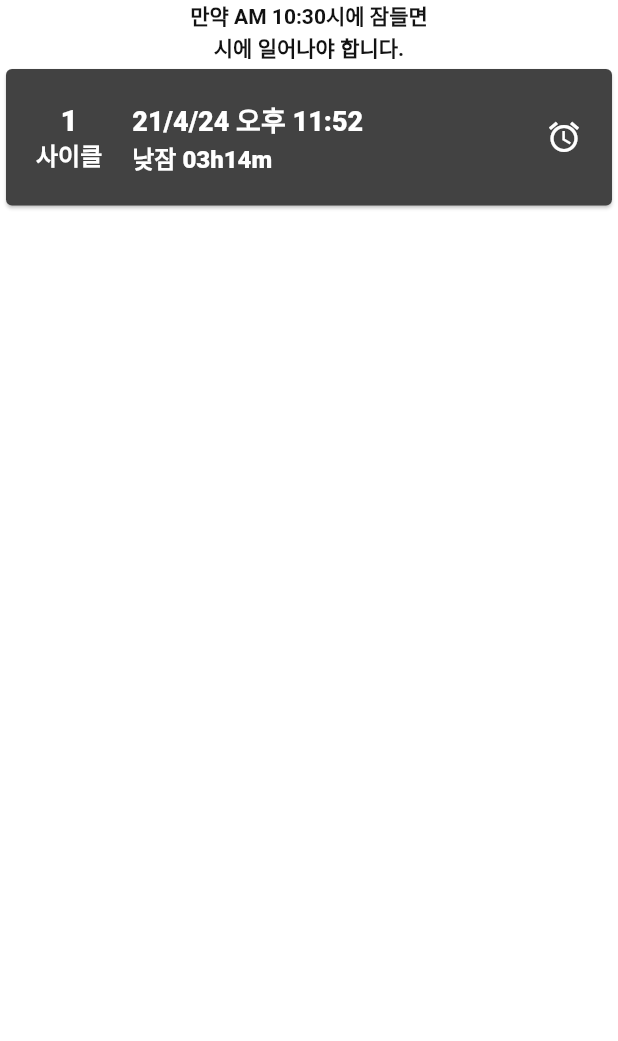
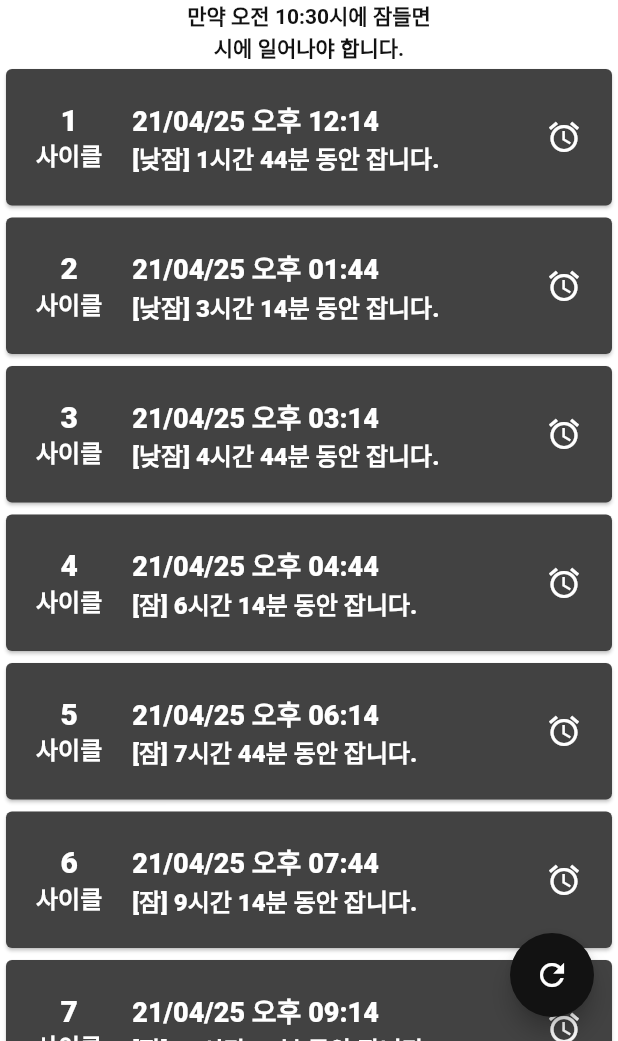
Before and after one commit to AuMaHub/sleep_manager, a Flutter app: the screen it shows after launch, on a phone screen of 412 x 824 dp, the part 195-1236 px from its top. Run offline on Flutter 3.47's test engine with Material 2 defaults, Android fonts, the light colour scheme and no system bars; our stand-ins replace get.

Commit message:
일단 출시

```diff
--- a/lib/main.dart
+++ b/lib/main.dart
@@ -3,6 +3,7 @@ import 'package:get/get.dart';
 import 'package:intl/intl.dart';
 import 'package:sleep_manager/test.dart';
 import 'package:sleep_manager/utils/uidata.dart';
+import 'package:sleep_manager/widget/cycle_item.dart';
 
 bool darkmode = true;
 void main() {
@@ -80,15 +81,22 @@ class _MyHomePageState extends State<MyHomePage>
         ),
       ),
       body: TabBarView(
-        children: [screen1(), screen1(), screen1()],
+        children: [screen1(), notImplemented(), notImplemented()],
         controller: _tabController,
+      ),
+      floatingActionButton: FloatingActionButton(
+        onPressed: () {
+          if (mounted) setState(() {});
+        },
+        child: Icon(Icons.refresh),
       ),
     );
   }
 
   Widget screen1() {
     DateTime _tempTime = DateTime.now();
-    String _formattedDate = DateFormat('a kk:mm').format(_tempTime);
+    String _formattedDate =
+        CycleItem.timeEnToKo(DateFormat('a hh:mm').format(_tempTime));
 
     return Container(
       decoration: BoxDecoration(color: Theme.of(context).backgroundColor),
@@ -108,58 +116,18 @@ class _MyHomePageState extends State<MyHomePage>
             ),
           ),
           Expanded(
-            child: ListView(
-              children: [
-                Card(
-                  child: Container(
-                    padding: EdgeInsets.only(
-                        right: 20, left: 20, top: 20, bottom: 20),
-                    child: Row(
-                      children: [
-                        Column(
-                          children: [
-                            Text(
-                              '1',
-                              style: TextStyle(
-                                  fontSize: 20, fontWeight: FontWeight.w800),
-                            ),
-                            Text(
-                              '사이클',
-                              style: TextStyle(
-                                  fontSize: 16, fontWeight: FontWeight.w800),
-                            )
-                          ],
-                        ),
-                        // VerticalDivider(
-                        //   width: 2,
-                        //   thickness: 2,
-                        //   color: Colors.white,
-                        // ),
-                        SizedBox(width: 20),
-                        Expanded(
-                          child: Column(
-                            mainAxisAlignment: MainAxisAlignment.start,
-                            crossAxisAlignment: CrossAxisAlignment.start,
-                            children: [
-                              Text(
-                                '21/4/24 오후 11:52',
-                                style: TextStyle(
-                                    fontSize: 18, fontWeight: FontWeight.w800),
-                              ),
-                              Text(
-                                '낮잠 03h14m',
-                                style: TextStyle(
-                                    fontSize: 16, fontWeight: FontWeight.w800),
-                              )
-                            ],
-                          ),
-                        ),
-                        Icon(Icons.alarm),
-                      ],
-                    ),
-                  ),
-                )
-              ],
+            child: ListView.builder(
+              itemCount: 10,
+              itemBuilder: (context, index) {
+                DateTime wakeUpTime = _tempTime.add(
+                    Duration(hours: 1, minutes: 44) +
+                        Duration(hours: 1, minutes: 30) * index);
+                return CycleItem(
+                  cycle: index + 1,
+                  nowTime: _tempTime,
+                  wakeUpTime: wakeUpTime,
+                );
+              },
             ),
           ),
         ],
@@ -172,4 +140,17 @@ class _MyHomePageState extends State<MyHomePage>
           Color color,
           FontWeight fontWeight = FontWeight.w600}) =>
       Text(text, style: TextStyle(color: color, fontWeight: fontWeight));
+
+  Widget notImplemented() => Container(
+        color: Theme.of(context).backgroundColor,
+        child: Center(
+          child: Text(
+            '준비중',
+            style: TextStyle(
+                color: Colors.redAccent,
+                fontSize: 54,
+                fontWeight: FontWeight.w800),
+          ),
+        ),
+      );
 }
--- a/lib/widget/cycle_item.dart
+++ b/lib/widget/cycle_item.dart
@@ -1,12 +1,78 @@
-// import 'package:flutter/material.dart';
+import 'package:flutter/material.dart';
+import 'package:intl/intl.dart';
 
-// class CycleItem extends StatelessWidget {
-//   const CycleItem({Key key}) : super(key: key);
+class CycleItem extends StatelessWidget {
+  final int cycle;
+  final DateTime nowTime;
+  final DateTime wakeUpTime;
+  const CycleItem(
+      {Key key,
+      @required this.cycle,
+      @required this.nowTime,
+      @required this.wakeUpTime})
+      : super(key: key);
 
-//   @override
-//   Widget build(BuildContext context) {
-//     return Container(
-//       child: child,
-//     );
-//   }
-// }
+  @override
+  Widget build(BuildContext context) {
+    String _formattedDate =
+        timeEnToKo(DateFormat('yy/MM/dd a hh:mm').format(wakeUpTime));
+
+    Duration _sleepingTime = wakeUpTime.difference(nowTime);
+    String longTime = '낮잠';
+    if (_sleepingTime > Duration(hours: 5)) {
+      longTime = '잠';
+    }
+    String _stString =
+        '[$longTime] ${_sleepingTime.inHours}시간 ${_sleepingTime.inMinutes % 60}분 동안 잡니다.';
+    return Card(
+      child: Container(
+        padding: EdgeInsets.only(right: 20, left: 20, top: 20, bottom: 20),
+        child: Row(
+          children: [
+            Column(
+              children: [
+                Text(
+                  cycle.toString(),
+                  style: TextStyle(fontSize: 20, fontWeight: FontWeight.w800),
+                ),
+                Text(
+                  '사이클',
+                  style: TextStyle(fontSize: 16, fontWeight: FontWeight.w800),
+                )
+              ],
+            ),
+            // VerticalDivider(
+            //   width: 2,
+            //   thickness: 2,
+            //   color: Colors.white,
+            // ),
+            SizedBox(width: 20),
+            Expanded(
+              child: Column(
+                mainAxisAlignment: MainAxisAlignment.start,
+                crossAxisAlignment: CrossAxisAlignment.start,
+                children: [
+                  Text(
+                    _formattedDate,
+                    style: TextStyle(fontSize: 18, fontWeight: FontWeight.w800),
+                  ),
+                  Text(
+                    _stString,
+                    style: TextStyle(fontSize: 16, fontWeight: FontWeight.w800),
+                  )
+                ],
+              ),
+            ),
+            Icon(Icons.alarm),
+          ],
+        ),
+      ),
+    );
+  }
+
+  static String timeEnToKo(String time) {
+    time = time.replaceAll('AM', '오전');
+    time = time.replaceAll('PM', '오후');
+    return time;
+  }
+}
```
Also changed, not shown: 6 other files.
